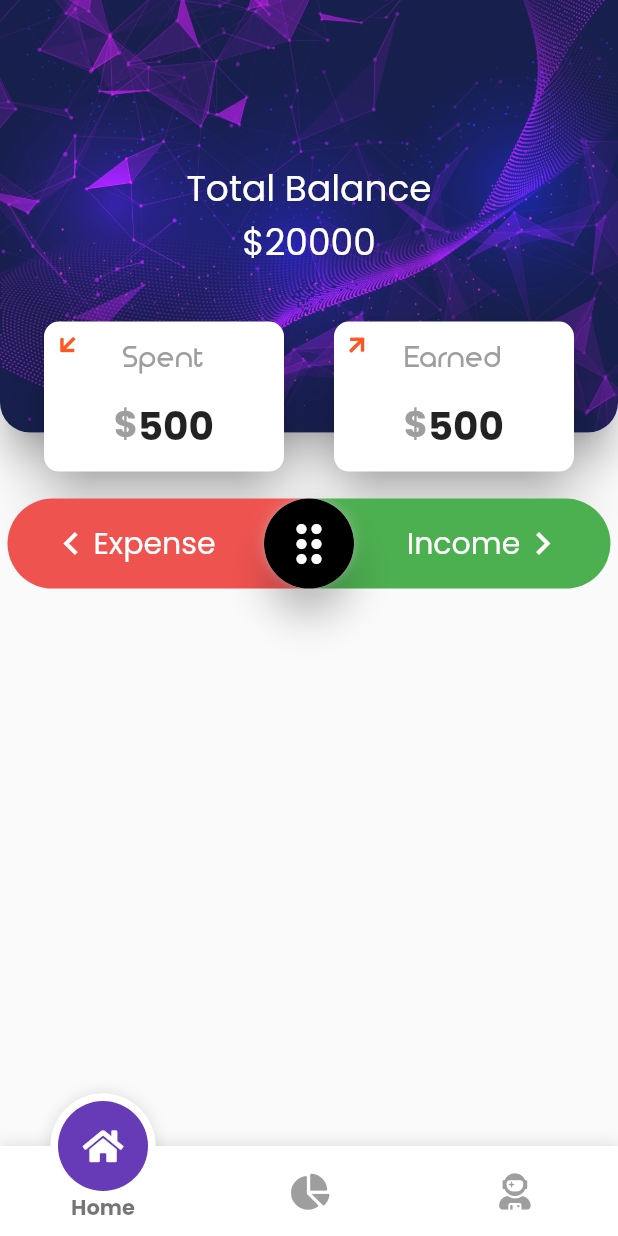
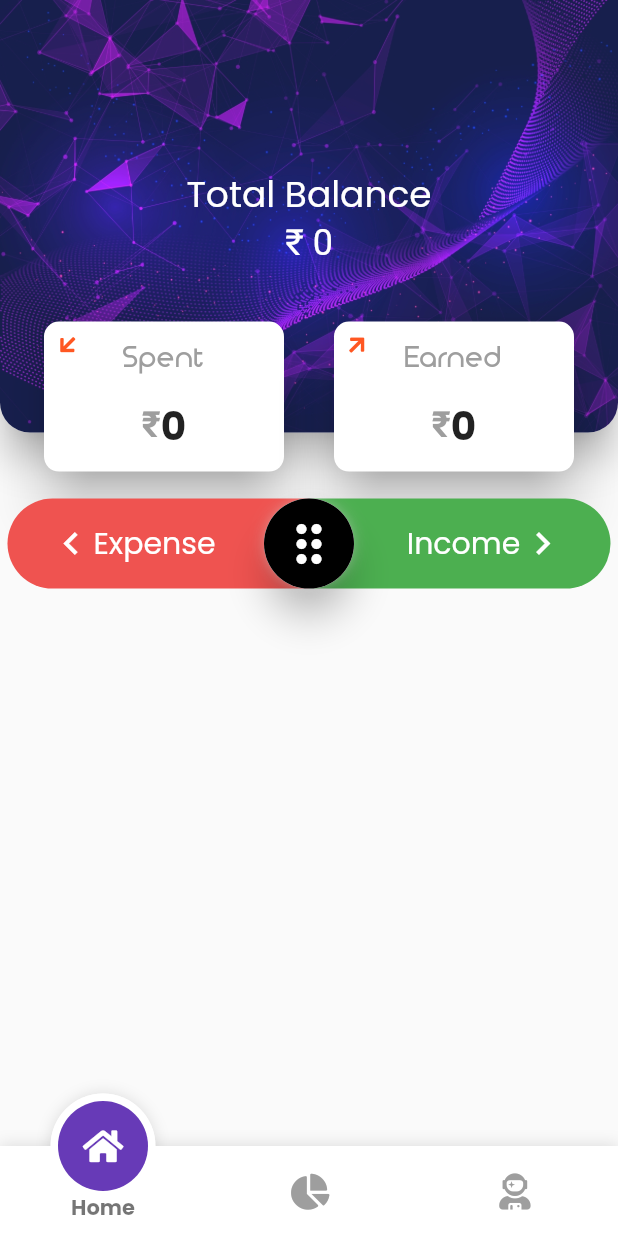
Before and after one commit to aman1210/FlutterExpenseTracker, a Flutter app: the screen it shows after launch, on a phone screen of 412 x 824 dp. Run offline on Flutter 3.47's test engine with Material 2 defaults, Android fonts, the phone set to English and light mode, and no system bars; drawn by our look-alikes of fancy_bottom_navigation; our stand-ins replace font_awesome_flutter.

Commit message:
homepage changes

```diff
--- a/lib/Model/transaction.dart
+++ b/lib/Model/transaction.dart
@@ -10,7 +10,9 @@ class Transaction {
   final int amount;
   final DateTime date;
   final String category;
-  final IconData icon;
+  final int icon;
+  final String iconFamily;
+  final String iconPackage;
   final TransactionType transactionType;
 
   Transaction(
@@ -19,5 +21,7 @@ class Transaction {
       this.amount,
       this.category,
       this.icon,
-      this.date});
+      this.date,
+      @required this.iconFamily,
+      @required this.iconPackage});
 }
--- a/lib/Provider/categoryProvider.dart
+++ b/lib/Provider/categoryProvider.dart
@@ -18,6 +18,8 @@ class CategoryProvider with ChangeNotifier {
     new CategoryModel(icon: Icons.add, categoryName: 'Other'),
     new CategoryModel(
         icon: FontAwesomeIcons.moneyCheck, categoryName: 'Salary'),
+    new CategoryModel(icon: FontAwesomeIcons.trophy, categoryName: 'Reward'),
+    new CategoryModel(icon: FontAwesomeIcons.coins, categoryName: 'Cashback')
   ];
 
   List<CategoryModel> getCategory(String name) {
--- a/lib/screens/home.dart
+++ b/lib/screens/home.dart
@@ -1,5 +1,7 @@
 import 'dart:math' as math;
 
+import 'package:expenseTracker/Model/transaction.dart';
+import 'package:expenseTracker/Provider/transactionProvider.dart';
 import 'package:expenseTracker/widgets/home/homeHeaderBground.dart';
 import 'package:expenseTracker/widgets/home/homeHeaderBalance.dart';
 import 'package:expenseTracker/widgets/home/homeHeaderCard.dart';
@@ -8,6 +10,8 @@ import 'package:flutter/rendering.dart';
 
 import 'package:font_awesome_flutter/font_awesome_flutter.dart';
 import 'package:expenseTracker/widgets/home/dragContainer.dart';
+import 'package:intl/intl.dart';
+import 'package:provider/provider.dart';
 
 class Home extends StatefulWidget {
   final Function cV;
@@ -42,13 +46,19 @@ class _HomeState extends State<Home> {
   Widget build(BuildContext context) {
     var mediaQuery = MediaQuery.of(context);
     var size = mediaQuery.size;
+    List<Transaction> transaction =
+        Provider.of<TransactionProvider>(context).transaction;
+    // Provider.of<TransactionProvider>(context).totalBalance;
     var header = AnimatedContainer(
       duration: Duration(milliseconds: 300),
-      height: widget.visible ? size.height * 0.35 : 0,
+      height: size.height * 0.35,
       child: Stack(
         overflow: Overflow.visible,
         children: [
-          HomeHeaderBackground(),
+          HomeHeaderBackground(
+            visible: widget.visible,
+            height: size.height * 0.35,
+          ),
           HomeHeaderBalance(),
           Positioned(
             bottom: -30,
@@ -60,12 +70,10 @@ class _HomeState extends State<Home> {
                 children: [
                   HomeHeaderCard(
                     name: 'Spent',
-                    amount: 500,
                     angle: math.pi * 3 / 4,
                   ),
                   HomeHeaderCard(
                     name: 'Earned',
-                    amount: 500,
                     angle: -math.pi * 1 / 4,
                   ),
                 ],
@@ -75,6 +83,7 @@ class _HomeState extends State<Home> {
         ],
       ),
     );
+
     return CustomScrollView(
       controller: _controller,
       shrinkWrap: true,
@@ -89,6 +98,35 @@ class _HomeState extends State<Home> {
                   height: 10,
                 ),
                 DragContainer(size),
+                if (transaction.length > 0)
+                  ...transaction.map((e) {
+                    return Padding(
+                      padding: const EdgeInsets.symmetric(horizontal: 10.0),
+                      child: Card(
+                        child: ListTile(
+                          leading: CircleAvatar(
+                            child: Icon(
+                              IconData(
+                                e.icon,
+                                fontFamily: e.iconFamily,
+                                fontPackage: e.iconPackage,
+                              ),
+                              color: Colors.white,
+                              size: 22,
+                            ),
+                            backgroundColor:
+                                e.transactionType == TransactionType.Income
+                                    ? Colors.green
+                                    : Colors.red[400],
+                            radius: 28,
+                          ),
+                          title: Text(e.title),
+                          subtitle: Text(DateFormat.yMMMd().format(e.date)),
+                          trailing: Text('₹ ${e.amount.toString()}'),
+                        ),
+                      ),
+                    );
+                  }).toList(),
               ],
             ),
           ),
--- a/lib/widgets/home/homeHeaderBalance.dart
+++ b/lib/widgets/home/homeHeaderBalance.dart
@@ -1,4 +1,6 @@
+import 'package:expenseTracker/Provider/transactionProvider.dart';
 import 'package:flutter/material.dart';
+import 'package:provider/provider.dart';
 
 class HomeHeaderBalance extends StatelessWidget {
   const HomeHeaderBalance({
@@ -7,6 +9,7 @@ class HomeHeaderBalance extends StatelessWidget {
 
   @override
   Widget build(BuildContext context) {
+    var balance = Provider.of<TransactionProvider>(context).balance;
     return Container(
       width: double.infinity,
       child: Column(
@@ -22,9 +25,10 @@ class HomeHeaderBalance extends StatelessWidget {
             textAlign: TextAlign.center,
           ),
           Text(
-            '\$20000',
+            '₹ ${balance.toString()}',
             style: TextStyle(
               color: Colors.white,
+              fontFamily: 'Roboto',
               fontSize: 24,
             ),
             textAlign: TextAlign.center,
--- a/lib/widgets/home/homeHeaderBground.dart
+++ b/lib/widgets/home/homeHeaderBground.dart
@@ -1,9 +1,10 @@
 import 'package:flutter/material.dart';
 
 class HomeHeaderBackground extends StatelessWidget {
-  const HomeHeaderBackground({
-    Key key,
-  }) : super(key: key);
+  final bool visible;
+  final double height;
+  const HomeHeaderBackground({Key key, this.visible, this.height})
+      : super(key: key);
 
   @override
   Widget build(BuildContext context) {
@@ -16,9 +17,13 @@ class HomeHeaderBackground extends StatelessWidget {
         ),
       ),
       margin: const EdgeInsets.all(0),
-      child: Container(
+      child: AnimatedContainer(
+        alignment: Alignment.topCenter,
+        height: visible ? height : 0,
+        duration: Duration(milliseconds: 300),
         decoration: BoxDecoration(
           image: DecorationImage(
+            alignment: Alignment.topCenter,
             image: AssetImage('assets/images/Oheader2.jpg'),
             fit: BoxFit.cover,
           ),
--- a/lib/widgets/home/homeHeaderCard.dart
+++ b/lib/widgets/home/homeHeaderCard.dart
@@ -1,19 +1,26 @@
+import 'package:expenseTracker/Provider/transactionProvider.dart';
 import 'package:flutter/material.dart';
 import 'package:font_awesome_flutter/font_awesome_flutter.dart';
+import 'package:provider/provider.dart';
 
 class HomeHeaderCard extends StatelessWidget {
   final double angle;
   final String name;
-  final int amount;
+
   const HomeHeaderCard({
     Key key,
     @required this.name,
-    @required this.amount,
     @required this.angle,
   }) : super(key: key);
 
   @override
   Widget build(BuildContext context) {
+    var amount;
+    if (name == 'Earned') {
+      amount = Provider.of<TransactionProvider>(context).earned;
+    } else {
+      amount = Provider.of<TransactionProvider>(context).spent;
+    }
     return Card(
       elevation: 15,
       shape: RoundedRectangleBorder(borderRadius: BorderRadius.circular(10)),
@@ -49,10 +56,10 @@ class HomeHeaderCard extends StatelessWidget {
                   mainAxisAlignment: MainAxisAlignment.center,
                   children: [
                     Text(
-                      '\$',
+                      '₹',
                       style: TextStyle(
                           fontSize: 24,
-                          fontFamily: 'Poppins',
+                          fontFamily: 'Roboto',
                           fontWeight: FontWeight.w600,
                           color: Colors.grey),
                     ),
--- a/lib/widgets/transactionPage/datePicker.dart
+++ b/lib/widgets/transactionPage/datePicker.dart
@@ -37,7 +37,10 @@ class _DatePickerState extends State<DatePicker> {
               borderRadius: BorderRadius.circular(20),
               color: Colors.white,
             ),
-            child: Icon(FontAwesomeIcons.calendarAlt),
+            child: Icon(
+              FontAwesomeIcons.calendarAlt,
+              color: Colors.deepPurple,
+            ),
           ),
           onTap: () async {
             final DateTime picked = await showDatePicker(
--- a/lib/widgets/transactionPage/mainFormEntry.dart
+++ b/lib/widgets/transactionPage/mainFormEntry.dart
@@ -82,6 +82,7 @@ class _MainFormState extends State<MainForm> {
                       textInputAction: TextInputAction.next,
                       controller: _title,
                       onFieldSubmitted: (value) {
+                        saveData();
                         FocusScope.of(context).requestFocus(_amountNode);
                       },
                       validator: (value) {
```
Also changed, not shown: lib/Provider/transactionProvider.dart (+53 -9 lines), lib/widgets/transactionPage/categoryPicker.dart (+8 -2 lines), lib/widgets/transactionPage/transactionForm.dart (+26 -8 lines).
